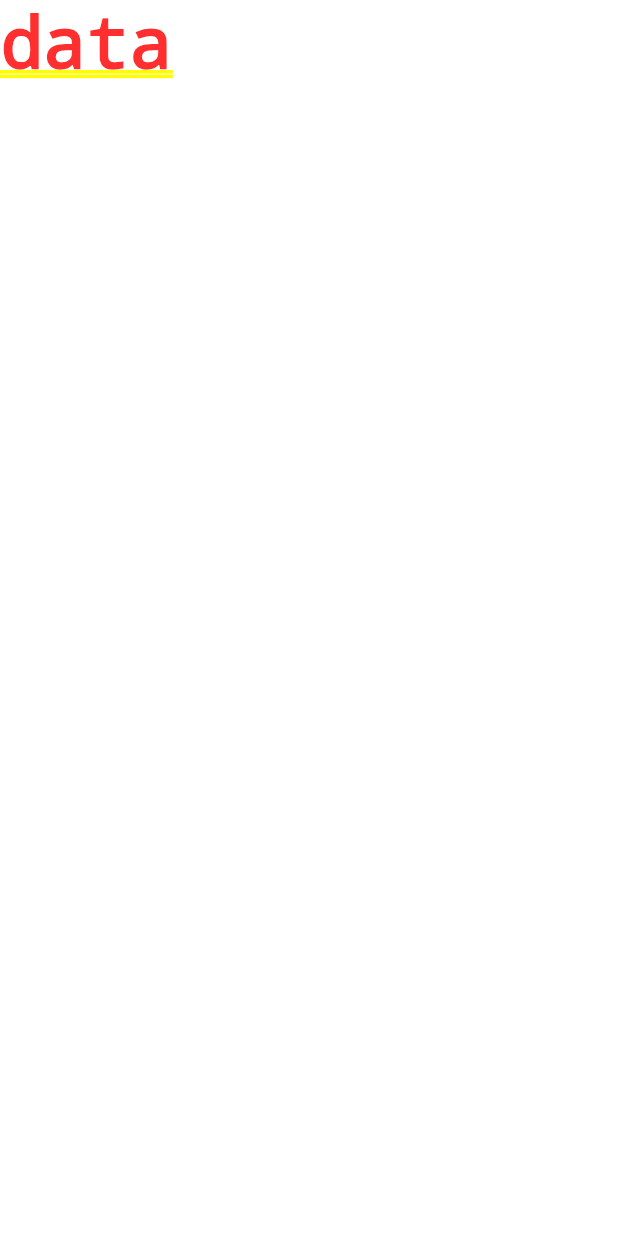
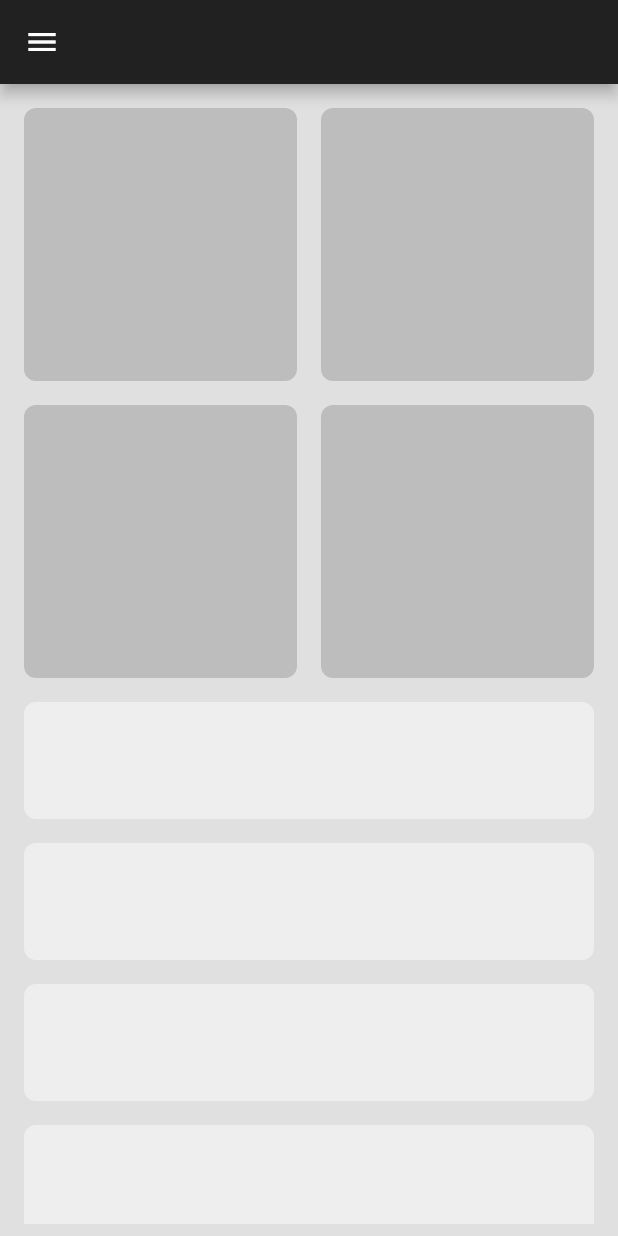
Before and after one commit to GK1312/FlutterResponsiveDashboardLayout, a Flutter app: the screen it shows after launch, on a phone screen of 412 x 824 dp. Run offline on Flutter 3.47's test engine with Material 2 defaults, Android fonts, the phone set to English and light mode, and no system bars.

Commit message:
Responsive Dashboard Created

```diff
--- /dev/null
+++ b/lib/constants/constant.dart
@@ -0,0 +1,50 @@
+import 'package:flutter/material.dart';
+
+var defaultBackgroundColor = Colors.grey[300];
+
+var appBar = AppBar(
+  backgroundColor: Colors.grey[900],
+);
+
+var drawer = Drawer(
+  backgroundColor: Colors.grey[300],
+  child: Column(
+    children: [
+      const DrawerHeader(
+        child: Icon(
+          Icons.favorite,
+        ),
+      ),
+      ListTile(
+        leading: const Icon(
+          Icons.home,
+        ),
+        title: Text(
+          'D A S H B O A R D'.toUpperCase(),
+        ),
+      ),
+      ListTile(
+        leading: const Icon(
+          Icons.message,
+        ),
+        title: Text(
+          'M E S S A G E'.toUpperCase(),
+        ),
+      ),
+      ListTile(
+        leading: const Icon(
+          Icons.settings,
+        ),
+        title: Text(
+          'S E T T I N G S'.toUpperCase(),
+        ),
+      ),
+      ListTile(
+        leading: const Icon(Icons.logout),
+        title: Text(
+          'L O G O U T'.toUpperCase(),
+        ),
+      ),
+    ],
+  ),
+);
--- /dev/null
+++ b/lib/layout/mobile_scaffold.dart
@@ -0,0 +1,54 @@
+import 'package:dashboard_res_ui/constants/constant.dart';
+import 'package:dashboard_res_ui/util/box.dart';
+import 'package:dashboard_res_ui/util/tile.dart';
+import 'package:flutter/material.dart';
+
+class MobileScaffold extends StatefulWidget {
+  const MobileScaffold({Key? key}) : super(key: key);
+
+  @override
+  State<MobileScaffold> createState() => _MobileScaffoldState();
+}
+
+class _MobileScaffoldState extends State<MobileScaffold> {
+  @override
+  Widget build(BuildContext context) {
+    return Scaffold(
+      appBar: appBar,
+      backgroundColor: defaultBackgroundColor,
+      drawer: drawer,
+      body: Padding(
+        padding: const EdgeInsets.all(8.0),
+        child: Column(
+          children: [
+            // first 4 boxes in grid
+            AspectRatio(
+              aspectRatio: 1,
+              child: SizedBox(
+                width: double.infinity,
+                child: GridView.builder(
+                  itemCount: 4,
+                  gridDelegate: const SliverGridDelegateWithFixedCrossAxisCount(
+                      crossAxisCount: 2),
+                  itemBuilder: (context, index) {
+                    return const Box();
+                  },
+                ),
+              ),
+            ),
+
+            // list of previous days
+            Expanded(
+              child: ListView.builder(
+                itemCount: 4,
+                itemBuilder: (context, index) {
+                  return const Tile();
+                },
+              ),
+            ),
+          ],
+        ),
+      ),
+    );
+  }
+}
--- /dev/null
+++ b/lib/layout/responsive_layout.dart
@@ -0,0 +1,28 @@
+import 'package:flutter/cupertino.dart';
+
+class ResponsiveLayout extends StatelessWidget {
+  final Widget desktopScaffold;
+  final Widget tabletScaffold;
+  final Widget mobileScaffold;
+  const ResponsiveLayout({
+    Key? key,
+    required this.desktopScaffold,
+    required this.tabletScaffold,
+    required this.mobileScaffold,
+  }) : super(key: key);
+
+  @override
+  Widget build(BuildContext context) {
+    return LayoutBuilder(
+      builder: (context, constraints) {
+        if (constraints.maxWidth < 500) {
+          return mobileScaffold;
+        } else if (constraints.maxWidth < 1100) {
+          return tabletScaffold;
+        } else {
+          return desktopScaffold;
+        }
+      },
+    );
+  }
+}
--- a/lib/main.dart
+++ b/lib/main.dart
@@ -11,6 +11,7 @@ class MyApp extends StatelessWidget {
   @override
   Widget build(BuildContext context) {
     return MaterialApp(
+      debugShowCheckedModeBanner: false,
       title: 'Flutter Dashboard',
       theme: ThemeData(
         primarySwatch: Colors.blue,
--- a/lib/screens/home/home_screen.dart
+++ b/lib/screens/home/home_screen.dart
@@ -1,3 +1,7 @@
+import 'package:dashboard_res_ui/layout/desktop_scaffold.dart';
+import 'package:dashboard_res_ui/layout/mobile_scaffold.dart';
+import 'package:dashboard_res_ui/layout/responsive_layout.dart';
+import 'package:dashboard_res_ui/layout/tablet_scaffold.dart';
 import 'package:flutter/cupertino.dart';
 
 class HomeScreen extends StatelessWidget {
@@ -5,6 +9,10 @@ class HomeScreen extends StatelessWidget {
 
   @override
   Widget build(BuildContext context) {
-    return Text("data");
+    return const ResponsiveLayout(
+      desktopScaffold: DesktopScaffold(),
+      tabletScaffold: TabletScaffold(),
+      mobileScaffold: MobileScaffold(),
+    );
   }
 }
--- /dev/null
+++ b/lib/util/box.dart
@@ -0,0 +1,18 @@
+import 'package:flutter/material.dart';
+
+class Box extends StatelessWidget {
+  const Box({Key? key}) : super(key: key);
+
+  @override
+  Widget build(BuildContext context) {
+    return Padding(
+      padding: const EdgeInsets.all(8),
+      child: Container(
+        decoration: BoxDecoration(
+          borderRadius: BorderRadius.circular(8),
+          color: Colors.grey[400],
+        ),
+      ),
+    );
+  }
+}
--- /dev/null
+++ b/lib/util/tile.dart
@@ -0,0 +1,19 @@
+import 'package:flutter/material.dart';
+
+class Tile extends StatelessWidget {
+  const Tile({Key? key}) : super(key: key);
+
+  @override
+  Widget build(BuildContext context) {
+    return Padding(
+      padding: const EdgeInsets.all(8.0),
+      child: Container(
+        height: 78,
+        decoration: BoxDecoration(
+          borderRadius: BorderRadius.circular(8),
+          color: Colors.grey[200],
+        ),
+      ),
+    );
+  }
+}
```
Also changed, not shown: lib/layout/desktop_scaffold.dart (added, +95 -0 lines), lib/layout/tablet_scaffold.dart (added, +56 -0 lines).
